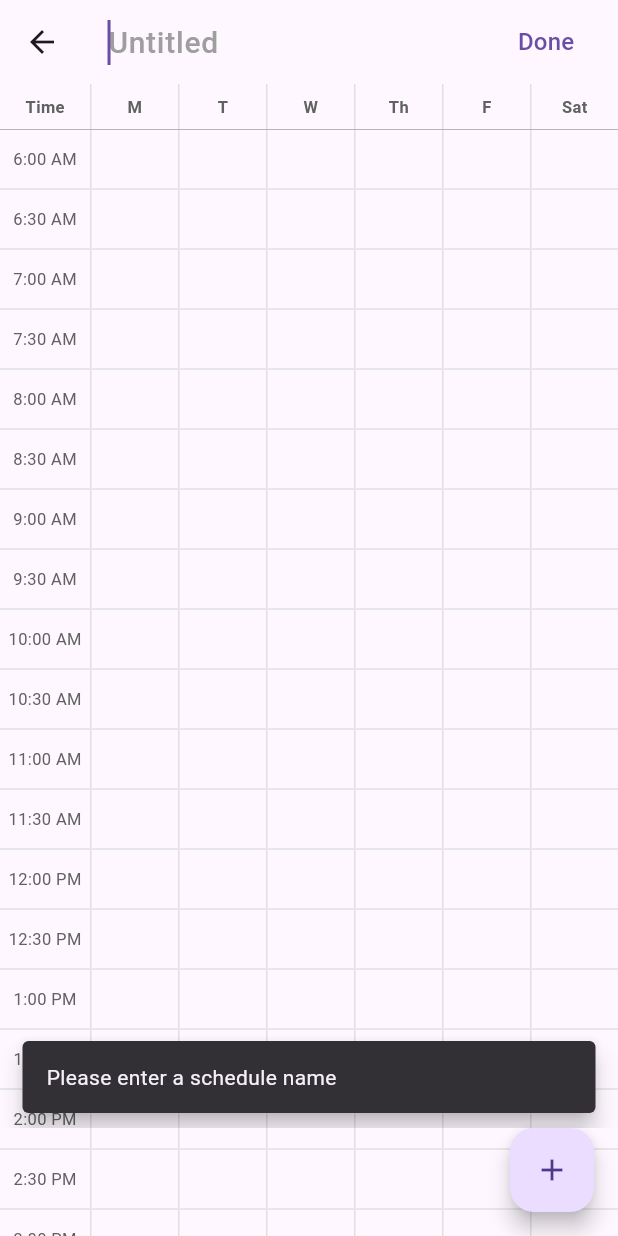
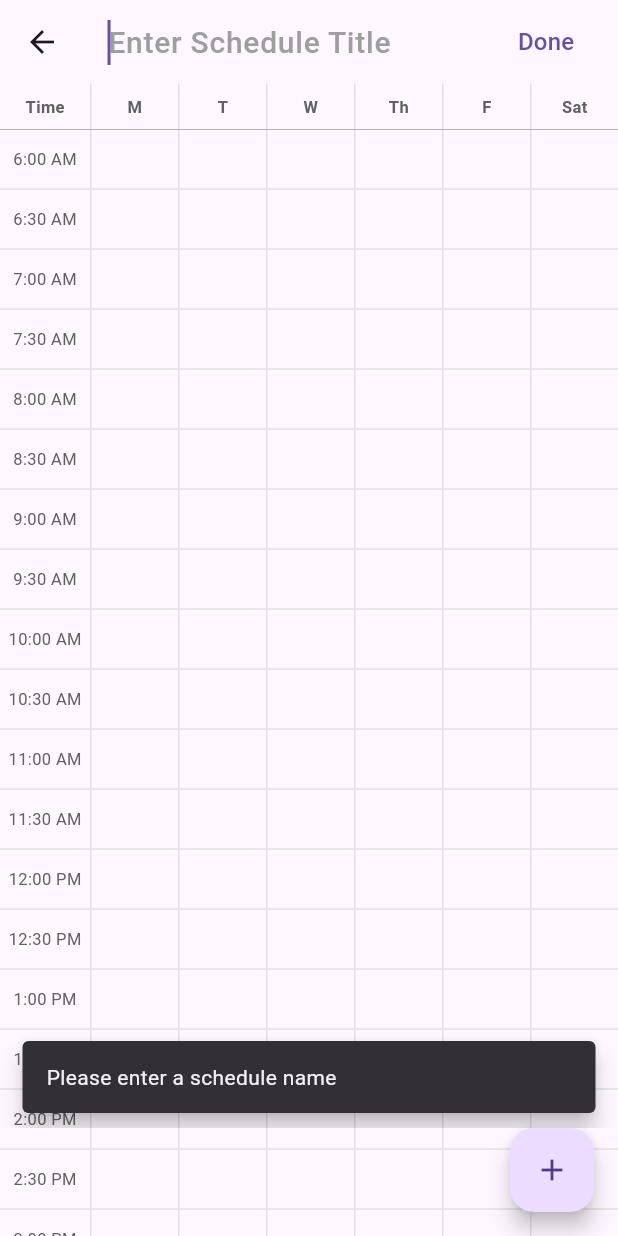
Before and after one commit to shaittoo/PlanIt, a Flutter app: the CreateScheduleScreen screen opened by its route, after a tap on "Done", on a phone screen of 412 x 824 dp. Run offline on Flutter 3.47's test engine with Material 3 defaults, Android fonts, the phone set to English and light mode, and no system bars; our stand-ins replace hive, hive_flutter; accounts and stored records are empty.

Commit message:
[Fix]Fixed Course Creation, Added Edit Title in Dashboard [Jules]

```diff
--- a/lib/screens/create_schedule_screen.dart
+++ b/lib/screens/create_schedule_screen.dart
@@ -51,6 +51,22 @@ class _CreateScheduleScreenState extends State<CreateScheduleScreen> {
   void initState() {
     super.initState();
     _scheduleId = const Uuid().v4();
+
+    // Initialize the schedule in the service
+    WidgetsBinding.instance.addPostFrameCallback((_) {
+      final scheduleService = Provider.of<ScheduleService>(
+        context,
+        listen: false,
+      );
+      final schedule = Schedule(
+        id: _scheduleId,
+        name:
+            _titleController.text.isEmpty ? 'Untitled' : _titleController.text,
+        courses: [],
+        createdAt: DateTime.now(),
+      );
+      scheduleService.addSchedule(schedule);
+    });
   }
 
   @override
@@ -114,7 +130,7 @@ class _CreateScheduleScreenState extends State<CreateScheduleScreen> {
           autofocus: true,
           decoration: InputDecoration(
             border: InputBorder.none,
-            hintText: 'Untitled',
+            hintText: 'Enter Schedule Title',
             hintStyle: TextStyle(
               color: Colors.grey[500],
               fontSize: 20,
@@ -233,9 +249,19 @@ class _CreateScheduleScreenState extends State<CreateScheduleScreen> {
 
     return Consumer<ScheduleService>(
       builder: (context, scheduleService, child) {
+        // Find the schedule or create a new one if it doesn't exist
         final schedule = scheduleService.schedules.firstWhere(
           (s) => s.id == _scheduleId,
-          orElse: () => Schedule(id: _scheduleId, name: _titleController.text),
+          orElse:
+              () => Schedule(
+                id: _scheduleId,
+                name:
+                    _titleController.text.isEmpty
+                        ? 'Untitled'
+                        : _titleController.text,
+                courses: [],
+                createdAt: DateTime.now(),
+              ),
         );
 
         return Container(
@@ -322,7 +348,10 @@ class _CreateScheduleScreenState extends State<CreateScheduleScreen> {
                                       fontWeight: FontWeight.bold,
                                       color: Colors.black87,
                                     ),
-                                    overflow: TextOverflow.ellipsis,
+                                    softWrap: true, // Allow text to wrap
+                                    overflow:
+                                        TextOverflow
+                                            .visible, // Ensure text is fully visible
                                   ),
                                   if (heightInBlocks > 1) ...[
                                     Text(
@@ -331,7 +360,10 @@ class _CreateScheduleScreenState extends State<CreateScheduleScreen> {
                                         fontSize: 10,
                                         color: Colors.black87,
                                       ),
-                                      overflow: TextOverflow.ellipsis,
+                                      softWrap: true, // Allow text to wrap
+                                      overflow:
+                                          TextOverflow
+                                              .visible, // Ensure text is fully visible
                                     ),
                                     Text(
                                       'Prof. ${course.instructor}',
@@ -339,7 +371,10 @@ class _CreateScheduleScreenState extends State<CreateScheduleScreen> {
                                         fontSize: 10,
                                         color: Colors.black87,
                                       ),
-                                      overflow: TextOverflow.ellipsis,
+                                      softWrap: true, // Allow text to wrap
+                                      overflow:
+                                          TextOverflow
+                                              .visible, // Ensure text is fully visible
                                     ),
                                     Text(
                                       course.location,
@@ -347,7 +382,10 @@ class _CreateScheduleScreenState extends State<CreateScheduleScreen> {
                                         fontSize: 10,
                                         color: Colors.black87,
                                       ),
-                                      overflow: TextOverflow.ellipsis,
+                                      softWrap: true, // Allow text to wrap
+                                      overflow:
+                                          TextOverflow
+                                              .visible, // Ensure text is fully visible
                                     ),
                                   ],
                                 ],
--- a/lib/screens/dashboard_screen.dart
+++ b/lib/screens/dashboard_screen.dart
@@ -280,14 +280,12 @@ class _DashboardScreenState extends State<DashboardScreen> {
                                           children: [
                                             Row(
                                               children: [
-                                                Expanded(
-                                                  child: Text(
-                                                    schedule.name,
-                                                    style: const TextStyle(
-                                                      fontSize: 16,
-                                                      fontWeight:
-                                                          FontWeight.bold,
-                                                    ),
+                                                Text(
+                                                  schedule.name,
+                                                  style: const TextStyle(
+                                                    fontSize: 16,
+                                                    fontWeight:
+                                                        FontWeight.bold,
                                                   ),
                                                 ),
                                                 IconButton(
--- a/lib/services/schedule_service.dart
+++ b/lib/services/schedule_service.dart
@@ -25,11 +25,32 @@ class ScheduleService extends ChangeNotifier {
   }
 
   Future<void> addCourseToSchedule(String scheduleId, Course course) async {
-    await StorageService.saveCourse(course);
     final scheduleIndex = schedules.indexWhere((s) => s.id == scheduleId);
     if (scheduleIndex != -1) {
+      // Add course to memory
       schedules[scheduleIndex].courses.add(course);
+
+      // Save course to storage
+      await StorageService.saveCourse(course);
       await StorageService.saveSchedule(schedules[scheduleIndex]);
+
+      // Notify listeners to rebuild UI
+      notifyListeners();
+    } else {
+      // If schedule doesn't exist yet, create it
+      final schedule = Schedule(
+        id: scheduleId,
+        name: 'Untitled',
+        courses: [course],
+        createdAt: DateTime.now(),
+      );
+      schedules.add(schedule);
+
+      // Save to storage
+      await StorageService.saveCourse(course);
+      await StorageService.saveSchedule(schedule);
+
+      // Notify listeners to rebuild UI
       notifyListeners();
     }
   }
@@ -71,14 +92,13 @@ class ScheduleService extends ChangeNotifier {
   void updateCourse(String scheduleId, Course updatedCourse) {
     final scheduleIndex = schedules.indexWhere((s) => s.id == scheduleId);
     if (scheduleIndex != -1) {
-      final courseIndex = schedules[scheduleIndex].courses
-          .indexWhere((c) => c.id == updatedCourse.id);
+      final courseIndex = schedules[scheduleIndex].courses.indexWhere(
+        (c) => c.id == updatedCourse.id,
+      );
       if (courseIndex != -1) {
         schedules[scheduleIndex].courses[courseIndex] = updatedCourse;
         notifyListeners();
       }
     }
   }
-
-
 }
```
Also changed, not shown: lib/screens/course_item.dart (+75 -21 lines).
